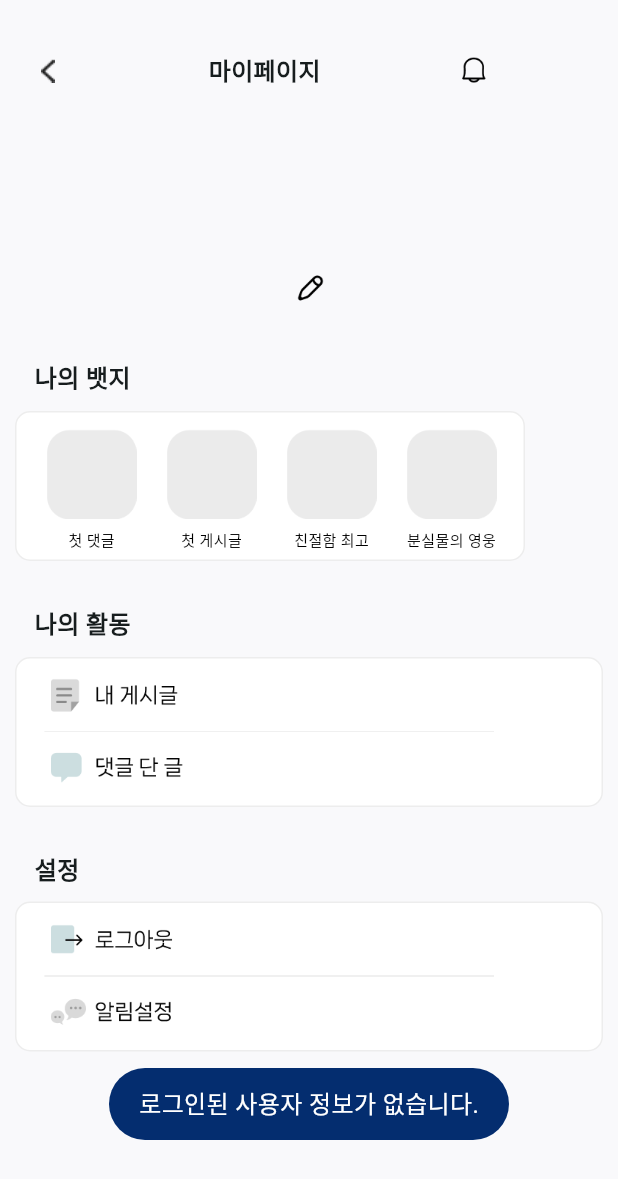
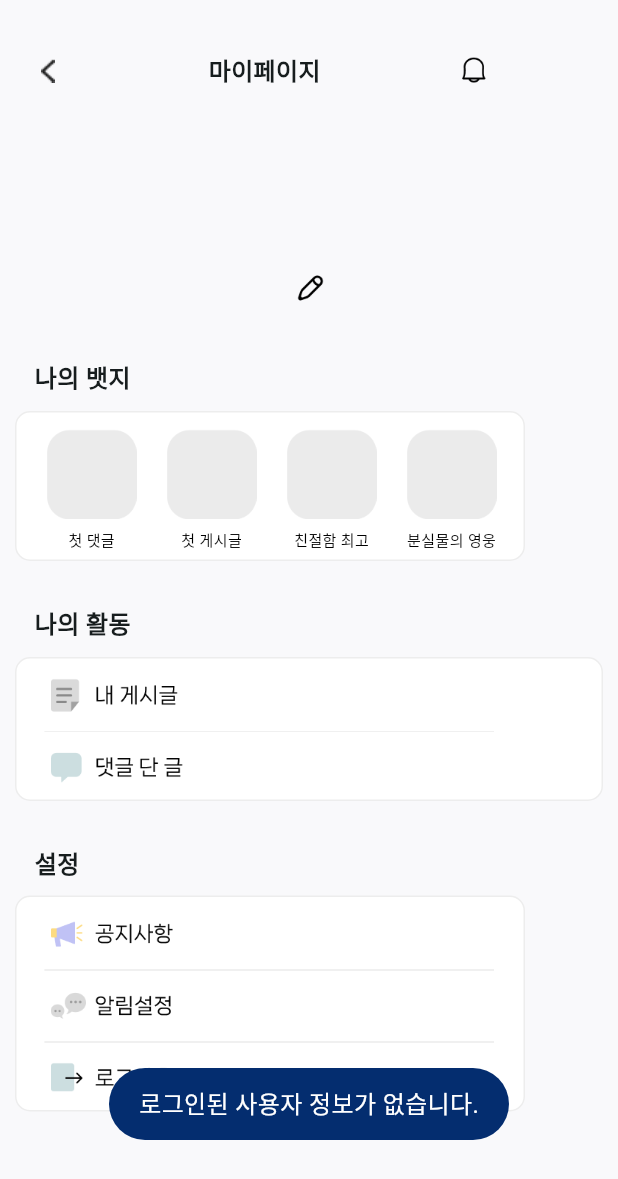
Before and after one commit to ZUZ1H3/Hansung_where, a Flutter app: the MyPage screen opened directly, on a phone screen of 412 x 824 dp. Shown: the top 1179 px of the screen. Run offline on Flutter 3.47's test engine with Material 3 defaults, Android fonts, the phone set to English and light mode, and no system bars; our stand-ins replace cloud_firestore, firebase_core, firebase_messaging, firebase_storage, flutter_dotenv, fluttertoast and 2 more; missing offline and left inert: mysql_client; accounts and stored records are empty; Roboto replaces fonts that are missing (Neo).

Commit message:
일단 저장

```diff
--- a/lib/mainPages/ChatPage.dart
+++ b/lib/mainPages/ChatPage.dart
@@ -8,7 +8,7 @@ class ChatPage extends StatefulWidget {
 class _ChatPageState extends State<ChatPage> {
   bool isDrawerOpen = false; // 서랍 상태를 관리하는 변수
   String? selectedChat; // 선택된 채팅
-  final List<Map<String, dynamic>> chatList = [
+  final List<Map<String, dynamic>> chatList = [ // 화면 미리 보기
     {'name': '분홍샌들의치타', 'message': '제 바람막이 어디있어요?', 'unreadCount': 3},
     {'name': '고구마붕어빵', 'message': '미래관 지하에서 본 것 같아요!', 'unreadCount': 1},
     {'name': '민들레복숭아', 'message': '좋은 하루 보내세요', 'unreadCount': 0},
--- a/lib/screens/MyCommentPage.dart
+++ b/lib/screens/MyCommentPage.dart
@@ -7,6 +7,7 @@ import '../Post.dart';
 class MyComment extends StatefulWidget {
   final int userId; // 현재 사용자의 ID
   final String postType; // 게시물의 유형 (예: "found" 또는 "lost")
+
   const MyComment({required this.userId, required this.postType, Key? key}) : super(key: key);
 
   @override
--- a/lib/screens/MyPage.dart
+++ b/lib/screens/MyPage.dart
@@ -8,6 +8,7 @@ import 'NotificationPage.dart';
 import 'MyPostPage.dart';
 import 'MyCommentPage.dart';
 import 'NotiSettingPage.dart';
+import 'NoticePage.dart';
 
 class MyPage extends StatefulWidget {
   @override
@@ -336,13 +337,12 @@ class _MyPageState extends State<MyPage> {
                     context,
                     MaterialPageRoute(
                       builder: (context) => MyComment(
-                        userId: int.parse(studentId!), // userId 전달
-                        postType: 'found', // postType 전달 (필요에 따라 변경 가능)
+                        userId: int.parse(studentId!), // 로그인한 사용자의 ID 전달
                       ),
                     ),
                   );
                 } else {
-                  _showToast("로그인 정보가 없습니다."); // studentId가 없는 경우 메시지 표시
+                  _showToast("로그인 정보가 없습니다.");
                 }
               },
             ),
@@ -357,17 +357,24 @@ class _MyPageState extends State<MyPage> {
               ),
             ),
             const SizedBox(height: 10),
-            RoundTwoItems(
-              icon1: 'assets/icons/ic_logout.png',
+            RoundThreeItems(
+              icon1: 'assets/icons/ic_notice.png',
               icon2: 'assets/icons/ic_annosetting.png',
-              onTap1: () async {
-                await logout(); // 로그아웃 수행
+              icon3: 'assets/icons/ic_logout.png',
+              onTap1: () {
+                Navigator.push(
+                  context,
+                  MaterialPageRoute(builder: (context) => NoticePage()),
+                );
               },
               onTap2: () {
                 Navigator.push(
                   context,
                   MaterialPageRoute(builder: (context) => NotiSetting()),
                 );
+              },
+              onTap3: () async {
+                await logout(); // 로그아웃 수행
               },
             ),
           ],
@@ -548,7 +555,7 @@ class RoundTwoItems extends StatelessWidget {
   @override
   Widget build(BuildContext context) {
     return Container(
-      height: 100,
+      height: 96,
       decoration: BoxDecoration(
         color: Colors.white,
         borderRadius: BorderRadius.circular(10),
@@ -592,3 +599,81 @@ class RoundTwoItems extends StatelessWidget {
     );
   }
 }
+
+// 둥근 사각형
+class RoundThreeItems extends StatelessWidget {
+  final String icon1;
+  final String icon2;
+  final String icon3;
+  final VoidCallback onTap1;
+  final VoidCallback onTap2;
+  final VoidCallback onTap3;
+
+  const RoundThreeItems({
+    required this.icon1,
+    required this.icon2,
+    required this.icon3,
+    required this.onTap1,
+    required this.onTap2,
+    required this.onTap3,
+  });
+
+  @override
+  Widget build(BuildContext context) {
+    return Container(
+      width: 340,
+      height: 144,
+      decoration: BoxDecoration(
+        color: Colors.white,
+        borderRadius: BorderRadius.circular(10),
+        border: Border.all(
+          color: Color(0xFFEDEDED),
+          width: 1,
+        ),
+      ),
+      child: Stack(
+        children: [
+          _buildIcon(icon1, 20, 11, onTap1),
+          _buildIcon(icon2, 20, 59, onTap2),
+          _buildIcon(icon3, 20, 107, onTap3),
+          Positioned(
+            left: 18,
+            top: 48,
+            child: Image.asset(
+              'assets/icons/ic_line.png',
+              width: 300,
+              height: 1,
+              fit: BoxFit.cover,
+            ),
+          ),
+          Positioned(
+            left: 18,
+            top: 96,
+            child: Image.asset(
+              'assets/icons/ic_line.png',
+              width: 300,
+              height: 1,
+              fit: BoxFit.cover,
+            ),
+          ),
+        ],
+      ),
+    );
+  }
+
+  // 아이콘 생성
+  Widget _buildIcon(String icon, double left, double top, VoidCallback onTap) {
+    return Positioned(
+      left: left,
+      top: top,
+      child: GestureDetector(
+        onTap: onTap,
+        child: Image.asset(
+          icon,
+          width: 300,
+          height: 26,
+        ),
+      ),
+    );
+  }
+}
```
Also changed, not shown: lib/DbConn.dart (+89 -32 lines).
